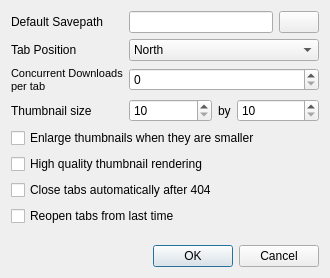
The window that uiconfig.ui (chrisdevchroma/fourchan-dl) describes before a commit, drawn with Qt 5.
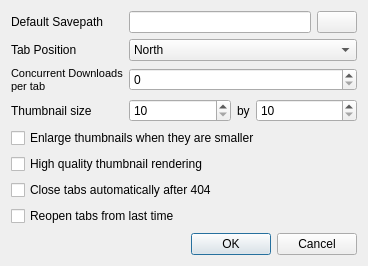
The same window after the commit. Icons and pictures are not drawn.

```diff
--- a/uiconfig.ui
+++ b/uiconfig.ui
@@ -6,8 +6,8 @@
    <rect>
     <x>0</x>
     <y>0</y>
-    <width>330</width>
-    <height>278</height>
+    <width>368</width>
+    <height>266</height>
    </rect>
   </property>
   <property name="windowTitle">
```
